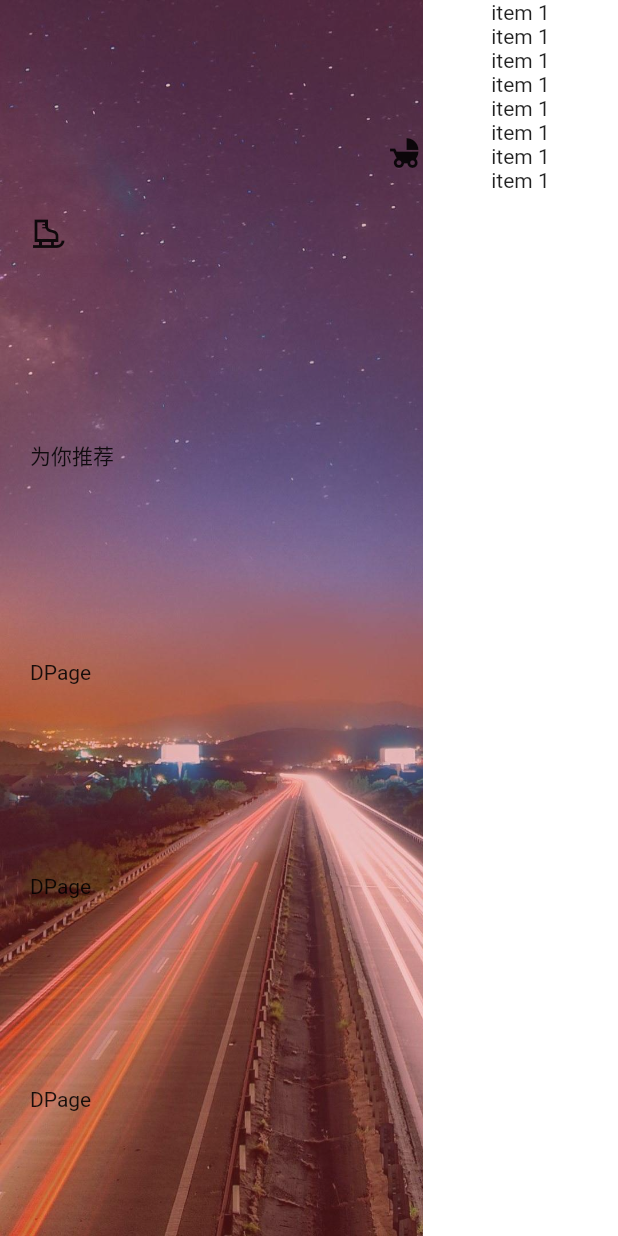
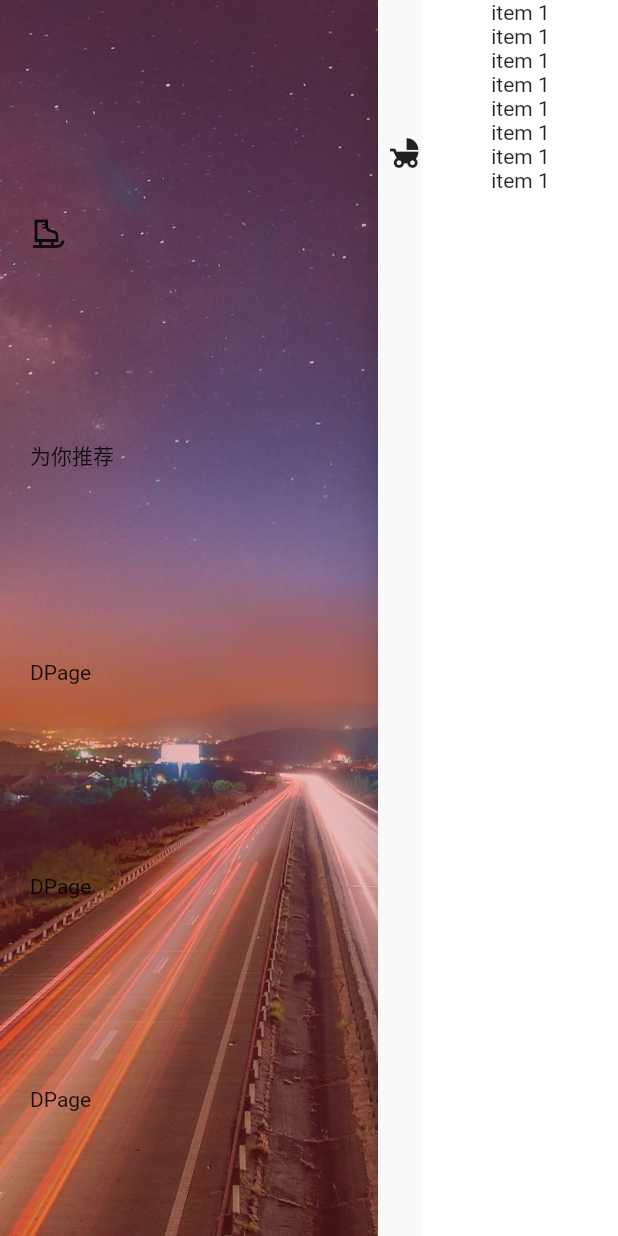
Before and after one commit to desire0420/flutter_example_project, a Flutter app: the screen it shows after launch, with the side drawer open, on a phone screen of 412 x 824 dp. Run offline on Flutter 3.47's test engine with Material 2 defaults, Android fonts, the phone set to English and light mode, and no system bars; our stand-ins replace flutter_native_splash, webview_flutter_platform_interface.

```diff
--- a/lib/page_view_body.dart
+++ b/lib/page_view_body.dart
@@ -41,15 +41,18 @@ class _PageViewBodyState extends State<PageViewBody> {
   Widget build(BuildContext context) {
     return Scaffold(
       key: scaffoldKey,
-      //drawerEdgeDragWidth: double.infinity,
+      drawerEdgeDragWidth: 130,
       drawerScrimColor: Colors.transparent,
-      endDrawerEnableOpenDragGesture: false,
+      endDrawerEnableOpenDragGesture: currentPage == 1,
       onEndDrawerChanged: (isOpened) {
         debugPrint("-----isOpened-1---${isOpened}");
       },
       resizeToAvoidBottomInset: false,
       backgroundColor: Colors.transparent,
-      endDrawer: Row(
+      endDrawer: ConstrainedBox (
+        constraints: BoxConstraints(maxWidth: 160),
+        child: Drawer(
+          child: Row(
             mainAxisAlignment: MainAxisAlignment.end,
             crossAxisAlignment: CrossAxisAlignment.start,
             children: [
@@ -73,6 +76,8 @@ class _PageViewBodyState extends State<PageViewBody> {
                 ),
               )
             ],
+          ),
+        ),
       ),
       body: Container(
         alignment: Alignment.center,
```
Lines whose indentation alone changed are shown as unchanged.
